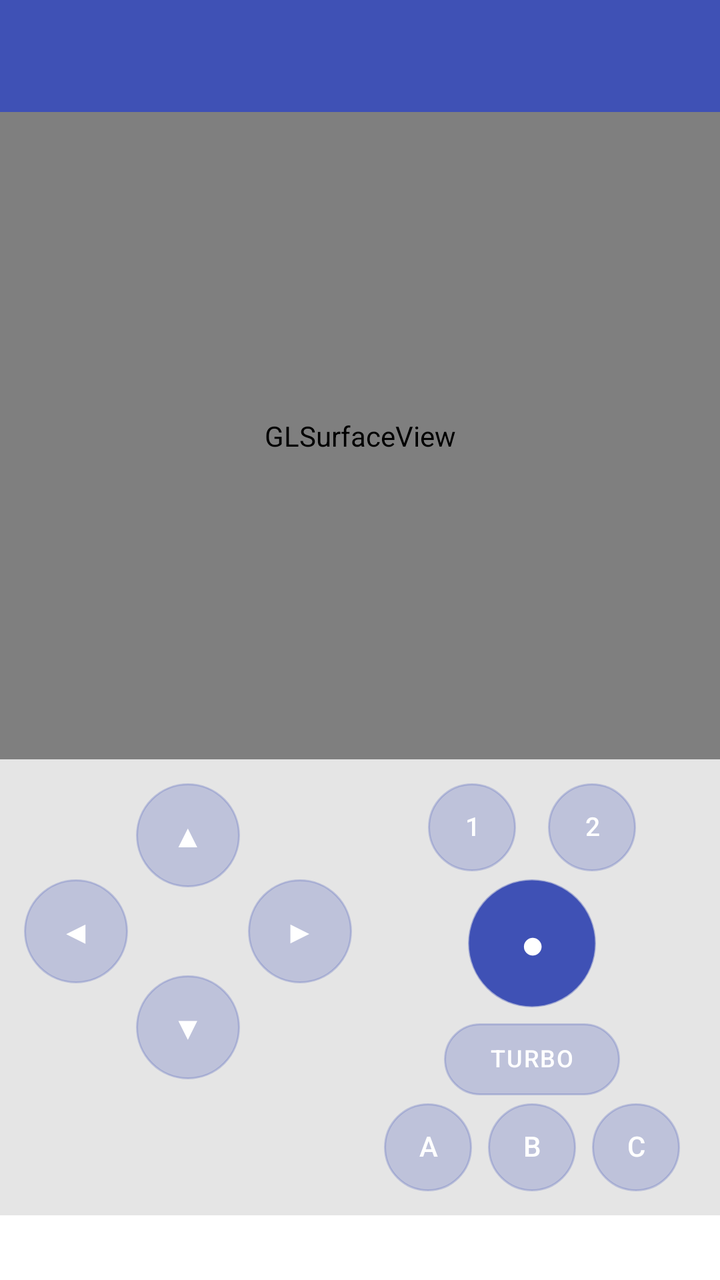
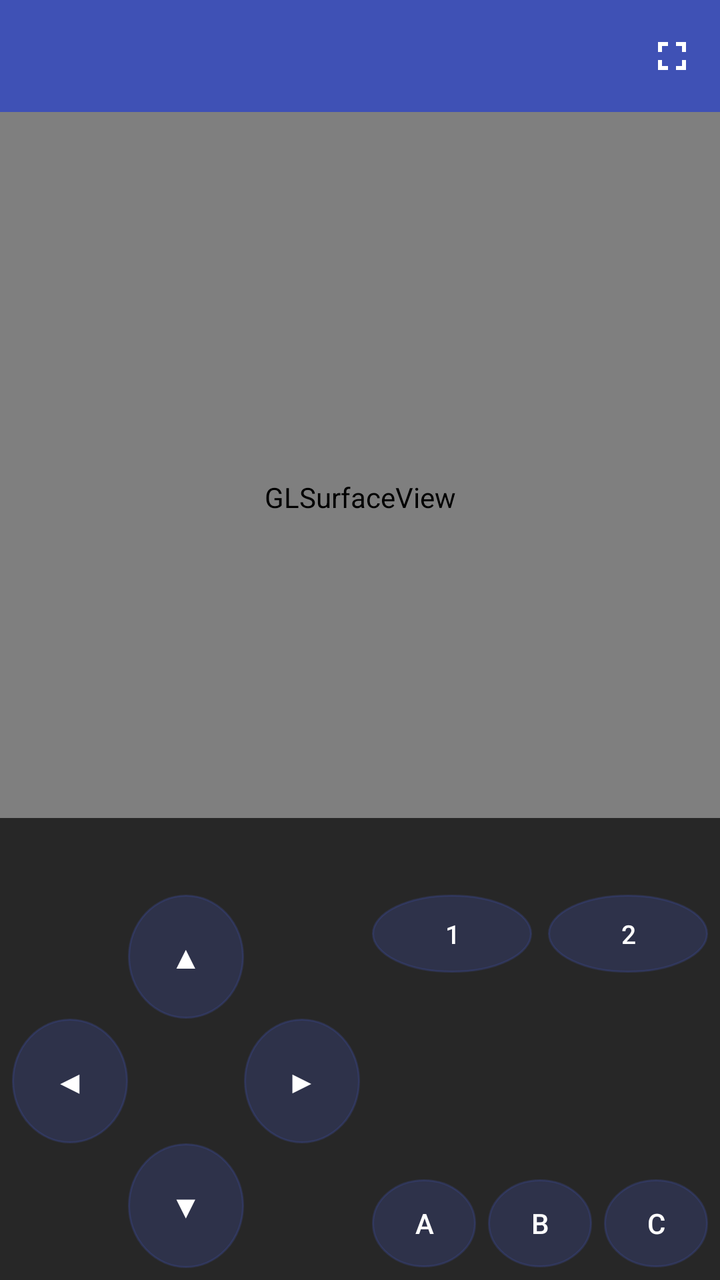

An Android layout rendered at two revisions. The XML below is the earlier revision; the diff shows what the commit changed to produce the second picture.
<!-- AndroidManifest.xml: application theme Theme.PocketHLE -->
<!-- res/layout/activity_game.xml -->
<?xml version="1.0" encoding="utf-8"?>
<LinearLayout
    xmlns:android="http://schemas.android.com/apk/res/android"
    xmlns:app="http://schemas.android.com/apk/res-auto"
    android:layout_width="match_parent"
    android:layout_height="match_parent"
    android:orientation="vertical">

    <androidx.appcompat.widget.Toolbar
        android:id="@+id/toolbar"
        android:layout_width="match_parent"
        android:layout_height="?attr/actionBarSize"
        android:background="?attr/colorPrimary"
        app:popupTheme="@style/ThemeOverlay.AppCompat.Light" />

    <FrameLayout
        android:layout_width="match_parent"
        android:layout_height="0dp"
        android:layout_weight="1"
        android:background="@android:color/black">

        <android.opengl.GLSurfaceView
            android:id="@+id/surface"
            android:layout_width="match_parent"
            android:layout_height="match_parent" />

        <TextView
            android:id="@+id/fps_overlay"
            android:layout_width="wrap_content"
            android:layout_height="wrap_content"
            android:layout_gravity="top|start"
            android:layout_margin="8dp"
            android:background="#B0000000"
            android:fontFamily="monospace"
            android:padding="6dp"
            android:text="FPS 0"
            android:textColor="#00FF00"
            android:textSize="14sp"
            android:visibility="gone" />

        <ProgressBar
            android:id="@+id/progress"
            android:layout_width="wrap_content"
            android:layout_height="wrap_content"
            android:layout_gravity="center" />
    </FrameLayout>

    
    <LinearLayout
        android:layout_width="match_parent"
        android:layout_height="wrap_content"
        android:background="#1A000000"
        android:orientation="horizontal"
        android:padding="8dp">

        
        <FrameLayout
            android:layout_width="0dp"
            android:layout_height="wrap_content"
            android:layout_weight="1"
            android:minHeight="156dp"
            android:padding="4dp">

            <Button
                android:id="@+id/btn_up"
                style="@null"
                android:layout_width="52dp"
                android:layout_height="52dp"
                android:layout_gravity="center_horizontal|top"
                android:background="@drawable/bg_gamepad_button"
                android:contentDescription="@string/dpad_up"
                android:includeFontPadding="false"
                android:minWidth="0dp"
                android:minHeight="0dp"
                android:stateListAnimator="@null"
                android:text="@string/dpad_up_glyph"
                android:textColor="#FFFFFFFF"
                android:textSize="16sp" />

            <Button
                android:id="@+id/btn_down"
                style="@null"
                android:layout_width="52dp"
                android:layout_height="52dp"
                android:layout_gravity="center_horizontal|bottom"
                android:background="@drawable/bg_gamepad_button"
                android:contentDescription="@string/dpad_down"
                android:includeFontPadding="false"
                android:minWidth="0dp"
                android:minHeight="0dp"
                android:stateListAnimator="@null"
                android:text="@string/dpad_down_glyph"
                android:textColor="#FFFFFFFF"
                android:textSize="16sp" />

            <Button
                android:id="@+id/btn_left"
                style="@null"
                android:layout_width="52dp"
                android:layout_height="52dp"
                android:layout_gravity="start|center_vertical"
                android:background="@drawable/bg_gamepad_button"
                android:contentDescription="@string/dpad_left"
                android:includeFontPadding="false"
                android:minWidth="0dp"
                android:minHeight="0dp"
                android:stateListAnimator="@null"
                android:text="@string/dpad_left_glyph"
                android:textColor="#FFFFFFFF"
                android:textSize="16sp" />

            <Button
                android:id="@+id/btn_right"
                style="@null"
                android:layout_width="52dp"
                android:layout_height="52dp"
                android:layout_gravity="end|center_vertical"
                android:background="@drawable/bg_gamepad_button"
                android:contentDescription="@string/dpad_right"
                android:includeFontPadding="false"
                android:minWidth="0dp"
                android:minHeight="0dp"
                android:stateListAnimator="@null"
                android:text="@string/dpad_right_glyph"
                android:textColor="#FFFFFFFF"
                android:textSize="16sp" />
        </FrameLayout>

        
        <LinearLayout
            android:layout_width="0dp"
            android:layout_height="wrap_content"
            android:layout_weight="1"
            android:gravity="center"
            android:orientation="vertical"
            android:padding="4dp">

            <LinearLayout
                android:layout_width="match_parent"
                android:layout_height="wrap_content"
                android:gravity="center"
                android:orientation="horizontal">

                <Button
                    android:id="@+id/btn_soft1"
                    style="@null"
                    android:layout_width="44dp"
                    android:layout_height="44dp"
                    android:layout_marginEnd="8dp"
                    android:background="@drawable/bg_gamepad_button"
                    android:includeFontPadding="false"
                    android:minWidth="0dp"
                    android:minHeight="0dp"
                    android:stateListAnimator="@null"
                    android:text="@string/soft1_label"
                    android:textColor="#FFFFFFFF"
                    android:textSize="13sp" />

                <Button
                    android:id="@+id/btn_soft2"
                    style="@null"
                    android:layout_width="44dp"
                    android:layout_height="44dp"
                    android:layout_marginStart="8dp"
                    android:background="@drawable/bg_gamepad_button"
                    android:includeFontPadding="false"
                    android:minWidth="0dp"
                    android:minHeight="0dp"
                    android:stateListAnimator="@null"
                    android:text="@string/soft2_label"
                    android:textColor="#FFFFFFFF"
                    android:textSize="13sp" />
            </LinearLayout>

            <Button
                android:id="@+id/btn_action"
                style="@null"
                android:layout_width="64dp"
                android:layout_height="64dp"
                android:layout_marginTop="4dp"
                android:background="@drawable/bg_gamepad_button_action"
                android:contentDescription="@string/action_button"
                android:includeFontPadding="false"
                android:minWidth="0dp"
                android:minHeight="0dp"
                android:stateListAnimator="@null"
                android:text="@string/action_button_glyph"
                android:textColor="#FFFFFFFF"
                android:textSize="20sp" />
            <Button
                android:id="@+id/btn_turbo"
                style="@null"
                android:layout_width="88dp"
                android:layout_height="36dp"
                android:layout_marginTop="8dp"
                android:background="@drawable/bg_gamepad_button_pill"
                android:contentDescription="@string/turbo_button"
                android:includeFontPadding="false"
                android:letterSpacing="0.05"
                android:minWidth="0dp"
                android:minHeight="0dp"
                android:stateListAnimator="@null"
                android:text="@string/turbo_button_label"
                android:textColor="#FFFFFFFF"
                android:textSize="12sp" />

            <LinearLayout
                android:layout_width="match_parent"
                android:layout_height="wrap_content"
                android:layout_marginTop="4dp"
                android:gravity="center"
                android:orientation="horizontal">

                <Button
                    android:id="@+id/btn_a"
                    style="@null"
                    android:layout_width="44dp"
                    android:layout_height="44dp"
                    android:layout_marginEnd="4dp"
                    android:background="@drawable/bg_gamepad_button"
                    android:includeFontPadding="false"
                    android:minWidth="0dp"
                    android:minHeight="0dp"
                    android:stateListAnimator="@null"
                    android:text="@string/key_a_label"
                    android:textColor="#FFFFFFFF"
                    android:textSize="14sp" />

                <Button
                    android:id="@+id/btn_b"
                    style="@null"
                    android:layout_width="44dp"
                    android:layout_height="44dp"
                    android:layout_marginHorizontal="4dp"
                    android:background="@drawable/bg_gamepad_button"
                    android:includeFontPadding="false"
                    android:minWidth="0dp"
                    android:minHeight="0dp"
                    android:stateListAnimator="@null"
                    android:text="@string/key_b_label"
                    android:textColor="#FFFFFFFF"
                    android:textSize="14sp" />

                <Button
                    android:id="@+id/btn_c"
                    style="@null"
                    android:layout_width="44dp"
                    android:layout_height="44dp"
                    android:layout_marginStart="4dp"
                    android:background="@drawable/bg_gamepad_button"
                    android:includeFontPadding="false"
                    android:minWidth="0dp"
                    android:minHeight="0dp"
                    android:stateListAnimator="@null"
                    android:text="@string/key_c_label"
                    android:textColor="#FFFFFFFF"
                    android:textSize="14sp" />
            </LinearLayout>
        </LinearLayout>
    </LinearLayout>

    <TextView
        android:id="@+id/status"
        android:layout_width="match_parent"
        android:layout_height="wrap_content"
        android:background="?attr/colorSurface"
        android:fontFamily="monospace"
        android:maxLines="6"
        android:padding="8dp"
        android:scrollbars="vertical"
        android:textColor="?android:attr/textColorPrimary"
        android:textSize="12sp" />
</LinearLayout>
<!-- resources referenced by this layout -->
<resources>
  <!-- drawable bg_gamepad_button (drawable) -->
  <?xml version="1.0" encoding="utf-8"?>
  <ripple xmlns:android="http://schemas.android.com/apk/res/android"
      android:color="#33FFFFFF">
      <item>
          <shape android:shape="oval">
              <solid android:color="#3D000000" />
              <stroke
                  android:width="1dp"
                  android:color="#40FFFFFF" />
          </shape>
      </item>
  </ripple>
  <!-- drawable bg_gamepad_button_action (drawable) -->
  <?xml version="1.0" encoding="utf-8"?>
  <ripple xmlns:android="http://schemas.android.com/apk/res/android"
      android:color="#55FFFFFF">
      <item>
          <shape android:shape="oval">
              <solid android:color="?attr/colorSecondary" />
              <stroke
                  android:width="1dp"
                  android:color="#66FFFFFF" />
          </shape>
      </item>
  </ripple>
  <!-- drawable bg_gamepad_button_pill (drawable) -->
  <?xml version="1.0" encoding="utf-8"?>
  <ripple xmlns:android="http://schemas.android.com/apk/res/android"
      android:color="#33FFFFFF">
      <item>
          <shape android:shape="rectangle">
              <solid android:color="#3D000000" />
              <corners android:radius="22dp" />
              <stroke
                  android:width="1dp"
                  android:color="#40FFFFFF" />
          </shape>
      </item>
  </ripple>
  <string name="action_button">Action</string>
  <string name="action_button_glyph">●</string>
  <string name="dpad_down">D-pad down</string>
  <string name="dpad_down_glyph">▼</string>
  <string name="dpad_left">D-pad left</string>
  <string name="dpad_left_glyph">◀</string>
  <string name="dpad_right">D-pad right</string>
  <string name="dpad_right_glyph">▶</string>
  <string name="dpad_up">D-pad up</string>
  <string name="dpad_up_glyph">▲</string>
  <string name="key_a_label">A</string>
  <string name="key_b_label">B</string>
  <string name="key_c_label">C</string>
  <string name="soft1_label">1</string>
  <string name="soft2_label">2</string>
  <string name="turbo_button">Turbo boost</string>
  <string name="turbo_button_label">TURBO</string>
  <style name="Theme.PocketHLE" parent="Theme.MaterialComponents.DayNight.NoActionBar">
          <item name="colorPrimary">@color/primary</item>
          <item name="colorPrimaryVariant">@color/primary_dark</item>
          <item name="colorOnPrimary">#FFFFFF</item>
          <item name="colorSecondary">@color/accent</item>
          <item name="colorOnSecondary">#FFFFFF</item>
          <item name="android:statusBarColor" tools:targetApi="21">@color/primary_dark</item>
          <item name="android:windowBackground">?attr/colorSurface</item>
      </style>
  <color name="primary">#3F51B5</color>
  <color name="primary_dark">#303F9F</color>
  <color name="accent">#FF4081</color>
</resources>

<!-- the commit's change to res/layout/activity_game.xml (unified diff, before → after) -->
@@ -1,28 +1,45 @@
 <?xml version="1.0" encoding="utf-8"?>
-<LinearLayout
-    xmlns:android="http://schemas.android.com/apk/res/android"
+<LinearLayout xmlns:android="http://schemas.android.com/apk/res/android"
     xmlns:app="http://schemas.android.com/apk/res-auto"
+    android:id="@+id/game_root"
     android:layout_width="match_parent"
     android:layout_height="match_parent"
-    android:orientation="vertical">
+    android:orientation="vertical"
+    android:fitsSystemWindows="true">
 
     <androidx.appcompat.widget.Toolbar
         android:id="@+id/toolbar"
         android:layout_width="match_parent"
         android:layout_height="?attr/actionBarSize"
         android:background="?attr/colorPrimary"
-        app:popupTheme="@style/ThemeOverlay.AppCompat.Light" />
+        app:popupTheme="@style/ThemeOverlay.AppCompat.Light">
+
+        <ImageButton
+            android:id="@+id/btn_fullscreen"
+            android:layout_width="48dp"
+            android:layout_height="match_parent"
+            android:layout_gravity="end|center_vertical"
+            android:background="?attr/selectableItemBackgroundBorderless"
+            android:contentDescription="@string/toggle_fullscreen"
+            android:padding="12dp"
+            android:src="@drawable/ic_fullscreen"
+            android:tint="#FFFFFFFF" />
+    </androidx.appcompat.widget.Toolbar>
 
     <FrameLayout
+        android:id="@+id/game_stage"
         android:layout_width="match_parent"
         android:layout_height="0dp"
-        android:layout_weight="1"
-        android:background="@android:color/black">
+        android:layout_weight="0.66"
+        android:background="@drawable/bg_game_surface"
+        android:clipChildren="true">
 
         <android.opengl.GLSurfaceView
             android:id="@+id/surface"
             android:layout_width="match_parent"
-            android:layout_height="match_parent" />
+            android:layout_height="match_parent"
+            android:layout_gravity="center"
+            android:keepScreenOn="true" />
 
         <TextView
             android:id="@+id/fps_overlay"
@@ -43,130 +60,144 @@
             android:layout_width="wrap_content"
             android:layout_height="wrap_content"
             android:layout_gravity="center" />
+
+        <TextView
+            android:id="@+id/status"
+            android:layout_width="match_parent"
+            android:layout_height="wrap_content"
+            android:layout_gravity="bottom"
+            android:background="#B0000000"
+            android:fontFamily="monospace"
+            android:maxLines="6"
+            android:padding="8dp"
+            android:scrollbars="vertical"
+            android:textColor="#FFFFFFFF"
+            android:textSize="12sp" />
     </FrameLayout>
 
-    
     <LinearLayout
+        android:id="@+id/game_controls"
         android:layout_width="match_parent"
-        android:layout_height="wrap_content"
-        android:background="#1A000000"
+        android:layout_height="0dp"
+        android:layout_weight="0.34"
+        android:background="#E6101010"
+        android:baselineAligned="false"
+        android:clipToPadding="false"
+        android:gravity="center"
         android:orientation="horizontal"
-        android:padding="8dp">
-
-        
-        <FrameLayout
+        android:padding="6dp">
+
+        <GridLayout
             android:layout_width="0dp"
-            android:layout_height="wrap_content"
+            android:layout_height="match_parent"
             android:layout_weight="1"
-            android:minHeight="156dp"
-            android:padding="4dp">
-
+            android:alignmentMode="alignMargins"
+            android:columnCount="3"
+            android:rowCount="3"
+            android:useDefaultMargins="false">
+
+            <Space android:layout_width="0dp" android:layout_height="0dp" android:layout_columnWeight="1" android:layout_rowWeight="1" />
             <Button
                 android:id="@+id/btn_up"
                 style="@null"
-                android:layout_width="52dp"
-                android:layout_height="52dp"
-                android:layout_gravity="center_horizontal|top"
+                android:layout_width="0dp"
+                android:layout_height="0dp"
+                android:layout_columnWeight="1"
+                android:layout_rowWeight="1"
                 android:background="@drawable/bg_gamepad_button"
                 android:contentDescription="@string/dpad_up"
-                android:includeFontPadding="false"
-                android:minWidth="0dp"
-                android:minHeight="0dp"
-                android:stateListAnimator="@null"
+                android:minWidth="0dp"
+                android:minHeight="0dp"
                 android:text="@string/dpad_up_glyph"
                 android:textColor="#FFFFFFFF"
                 android:textSize="16sp" />
-
+            <Space android:layout_width="0dp" android:layout_height="0dp" android:layout_columnWeight="1" android:layout_rowWeight="1" />
+
+            <Button
+                android:id="@+id/btn_left"
+                style="@null"
+                android:layout_width="0dp"
+                android:layout_height="0dp"
+                android:layout_columnWeight="1"
+                android:layout_rowWeight="1"
+                android:background="@drawable/bg_gamepad_button"
+                android:contentDescription="@string/dpad_left"
+                android:minWidth="0dp"
+                android:minHeight="0dp"
+                android:text="@string/dpad_left_glyph"
+                android:textColor="#FFFFFFFF"
+                android:textSize="16sp" />
+            <Space android:layout_width="0dp" android:layout_height="0dp" android:layout_columnWeight="1" android:layout_rowWeight="1" />
+            <Button
+                android:id="@+id/btn_right"
+                style="@null"
+                android:layout_width="0dp"
+                android:layout_height="0dp"
+                android:layout_columnWeight="1"
+                android:layout_rowWeight="1"
+                android:background="@drawable/bg_gamepad_button"
+                android:contentDescription="@string/dpad_right"
+                android:minWidth="0dp"
+                android:minHeight="0dp"
+                android:text="@string/dpad_right_glyph"
+                android:textColor="#FFFFFFFF"
+                android:textSize="16sp" />
+
+            <Space android:layout_width="0dp" android:layout_height="0dp" android:layout_columnWeight="1" android:layout_rowWeight="1" />
             <Button
                 android:id="@+id/btn_down"
                 style="@null"
-                android:layout_width="52dp"
-                android:layout_height="52dp"
-                android:layout_gravity="center_horizontal|bottom"
+                android:layout_width="0dp"
+                android:layout_height="0dp"
+                android:layout_columnWeight="1"
+                android:layout_rowWeight="1"
                 android:background="@drawable/bg_gamepad_button"
                 android:contentDescription="@string/dpad_down"
-                android:includeFontPadding="false"
-                android:minWidth="0dp"
-                android:minHeight="0dp"
-                android:stateListAnimator="@null"
+                android:minWidth="0dp"
+                android:minHeight="0dp"
                 android:text="@string/dpad_down_glyph"
                 android:textColor="#FFFFFFFF"
                 android:textSize="16sp" />
-
-            <Button
-                android:id="@+id/btn_left"
-                style="@null"
-                android:layout_width="52dp"
-                android:layout_height="52dp"
-                android:layout_gravity="start|center_vertical"
-                android:background="@drawable/bg_gamepad_button"
-                android:contentDescription="@string/dpad_left"
-                android:includeFontPadding="false"
-                android:minWidth="0dp"
-                android:minHeight="0dp"
-                android:stateListAnimator="@null"
-                android:text="@string/dpad_left_glyph"
-                android:textColor="#FFFFFFFF"
-                android:textSize="16sp" />
-
-            <Button
-                android:id="@+id/btn_right"
-                style="@null"
-                android:layout_width="52dp"
-                android:layout_height="52dp"
-                android:layout_gravity="end|center_vertical"
-                android:background="@drawable/bg_gamepad_button"
-                android:contentDescription="@string/dpad_right"
-                android:includeFontPadding="false"
-                android:minWidth="0dp"
-                android:minHeight="0dp"
-                android:stateListAnimator="@null"
-                android:text="@string/dpad_right_glyph"
-                android:textColor="#FFFFFFFF"
-                android:textSize="16sp" />
-        </FrameLayout>
-
-        
+            <Space android:layout_width="0dp" android:layout_height="0dp" android:layout_columnWeight="1" android:layout_rowWeight="1" />
+        </GridLayout>
+
         <LinearLayout
             android:layout_width="0dp"
-            android:layout_height="wrap_content"
+            android:layout_height="match_parent"
             android:layout_weight="1"
             android:gravity="center"
             android:orientation="vertical"
-            android:padding="4dp">
+            android:paddingStart="6dp">
 
             <LinearLayout
                 android:layout_width="match_parent"
-                android:layout_height="wrap_content"
+                android:layout_height="0dp"
+                android:layout_weight="0.8"
                 android:gravity="center"
                 android:orientation="horizontal">
-
                 <Button
                     android:id="@+id/btn_soft1"
                     style="@null"
-                    android:layout_width="44dp"
-                    android:layout_height="44dp"
-                    android:layout_marginEnd="8dp"
-                    android:background="@drawable/bg_gamepad_button"
-                    android:includeFontPadding="false"
-                    android:minWidth="0dp"
-                    android:minHeight="0dp"
-                    android:stateListAnimator="@null"
+                    android:layout_width="0dp"
+                    android:layout_height="match_parent"
+                    android:layout_marginEnd="4dp"
+                    android:layout_weight="1"
+                    android:background="@drawable/bg_gamepad_button"
+                    android:minWidth="0dp"
+                    android:minHeight="0dp"
                     android:text="@string/soft1_label"
                     android:textColor="#FFFFFFFF"
                     android:textSize="13sp" />
-
                 <Button
                     android:id="@+id/btn_soft2"
                     style="@null"
-                    android:layout_width="44dp"
-                    android:layout_height="44dp"
-                    android:layout_marginStart="8dp"
-                    android:background="@drawable/bg_gamepad_button"
-                    android:includeFontPadding="false"
-                    android:minWidth="0dp"
-                    android:minHeight="0dp"
-                    android:stateListAnimator="@null"
+                    android:layout_width="0dp"
+                    android:layout_height="match_parent"
+                    android:layout_marginStart="4dp"
+                    android:layout_weight="1"
+                    android:background="@drawable/bg_gamepad_button"
+                    android:minWidth="0dp"
+                    android:minHeight="0dp"
                     android:text="@string/soft2_label"
                     android:textColor="#FFFFFFFF"
                     android:textSize="13sp" />
@@ -175,99 +206,79 @@
             <Button
                 android:id="@+id/btn_action"
                 style="@null"
-                android:layout_width="64dp"
-                android:layout_height="64dp"
-                android:layout_marginTop="4dp"
+                android:layout_width="0dp"
+                android:layout_height="0dp"
+                android:layout_weight="1.25"
                 android:background="@drawable/bg_gamepad_button_action"
                 android:contentDescription="@string/action_button"
-                android:includeFontPadding="false"
-                android:minWidth="0dp"
-                android:minHeight="0dp"
-                android:stateListAnimator="@null"
+                android:minWidth="0dp"
+                android:minHeight="0dp"
                 android:text="@string/action_button_glyph"
                 android:textColor="#FFFFFFFF"
                 android:textSize="20sp" />
+
             <Button
                 android:id="@+id/btn_turbo"
                 style="@null"
-                android:layout_width="88dp"
-                android:layout_height="36dp"
-                android:layout_marginTop="8dp"
+                android:layout_width="0dp"
+                android:layout_height="0dp"
+                android:layout_marginTop="4dp"
+                android:layout_weight="0.7"
                 android:background="@drawable/bg_gamepad_button_pill"
                 android:contentDescription="@string/turbo_button"
-                android:includeFontPadding="false"
                 android:letterSpacing="0.05"
                 android:minWidth="0dp"
                 android:minHeight="0dp"
-                android:stateListAnimator="@null"
                 android:text="@string/turbo_button_label"
                 android:textColor="#FFFFFFFF"
                 android:textSize="12sp" />
 
             <LinearLayout
                 android:layout_width="match_parent"
-                android:layout_height="wrap_content"
+                android:layout_height="0dp"
                 android:layout_marginTop="4dp"
-                android:gravity="center"
+                android:layout_weight="0.9"
                 android:orientation="horizontal">
-
                 <Button
                     android:id="@+id/btn_a"
                     style="@null"
-                    android:layout_width="44dp"
-                    android:layout_height="44dp"
-                    android:layout_marginEnd="4dp"
-                    android:background="@drawable/bg_gamepad_button"
-                    android:includeFontPadding="false"
-                    android:minWidth="0dp"
-                    android:minHeight="0dp"
-                    android:stateListAnimator="@null"
+                    android:layout_width="0dp"
+                    android:layout_height="match_parent"
+                    android:layout_marginEnd="3dp"
+                    android:layout_weight="1"
+                    android:background="@drawable/bg_gamepad_button"
+                    android:minWidth="0dp"
+                    android:minHeight="0dp"
                     android:text="@string/key_a_label"
                     android:textColor="#FFFFFFFF"
                     android:textSize="14sp" />
-
                 <Button
                     android:id="@+id/btn_b"
                     style="@null"
-                    android:layout_width="44dp"
-                    android:layout_height="44dp"
-                    android:layout_marginHorizontal="4dp"
-                    android:background="@drawable/bg_gamepad_button"
-                    android:includeFontPadding="false"
-                    android:minWidth="0dp"
-                    android:minHeight="0dp"
-                    android:stateListAnimator="@null"
+                    android:layout_width="0dp"
+                    android:layout_height="match_parent"
+                    android:layout_marginHorizontal="3dp"
+                    android:layout_weight="1"
+                    android:background="@drawable/bg_gamepad_button"
+                    android:minWidth="0dp"
+                    android:minHeight="0dp"
                     android:text="@string/key_b_label"
                     android:textColor="#FFFFFFFF"
                     android:textSize="14sp" />
-
                 <Button
                     android:id="@+id/btn_c"
                     style="@null"
-                    android:layout_width="44dp"
-                    android:layout_height="44dp"
-                    android:layout_marginStart="4dp"
-                    android:background="@drawable/bg_gamepad_button"
-                    android:includeFontPadding="false"
-                    android:minWidth="0dp"
-                    android:minHeight="0dp"
-                    android:stateListAnimator="@null"
+                    android:layout_width="0dp"
+                    android:layout_height="match_parent"
+                    android:layout_marginStart="3dp"
+                    android:layout_weight="1"
+                    android:background="@drawable/bg_gamepad_button"
+                    android:minWidth="0dp"
+                    android:minHeight="0dp"
                     android:text="@string/key_c_label"
                     android:textColor="#FFFFFFFF"
                     android:textSize="14sp" />
             </LinearLayout>
         </LinearLayout>
     </LinearLayout>
-
-    <TextView
-        android:id="@+id/status"
-        android:layout_width="match_parent"
-        android:layout_height="wrap_content"
-        android:background="?attr/colorSurface"
-        android:fontFamily="monospace"
-        android:maxLines="6"
-        android:padding="8dp"
-        android:scrollbars="vertical"
-        android:textColor="?android:attr/textColorPrimary"
-        android:textSize="12sp" />
 </LinearLayout>
<!-- resource entries referenced after the edit -->
@@ -1,5 +1,10 @@
 <!-- resources referenced by this layout -->
 <resources>
+  <!-- drawable bg_game_surface (drawable) -->
+  <?xml version="1.0" encoding="utf-8"?>
+  <shape xmlns:android="http://schemas.android.com/apk/res/android" android:shape="rectangle">
+      <solid android:color="#000000" />
+  </shape>
   <!-- drawable bg_gamepad_button (drawable) -->
   <?xml version="1.0" encoding="utf-8"?>
   <ripple xmlns:android="http://schemas.android.com/apk/res/android"
@@ -40,6 +45,17 @@
           </shape>
       </item>
   </ripple>
+  <!-- drawable ic_fullscreen (drawable) -->
+  <?xml version="1.0" encoding="utf-8"?>
+  <vector xmlns:android="http://schemas.android.com/apk/res/android"
+      android:width="24dp"
+      android:height="24dp"
+      android:viewportWidth="24"
+      android:viewportHeight="24">
+      <path
+          android:fillColor="#FFFFFFFF"
+          android:pathData="M7,14H5v5h5v-2H7v-3zM5,10h2V7h3V5H5v5zM17,17h-3v2h5v-5h-2v3zM14,5v2h3v3h2V5h-5z" />
+  </vector>
   <string name="action_button">Action</string>
   <string name="action_button_glyph">●</string>
   <string name="dpad_down">D-pad down</string>
@@ -55,6 +71,7 @@
   <string name="key_c_label">C</string>
   <string name="soft1_label">1</string>
   <string name="soft2_label">2</string>
+  <string name="toggle_fullscreen">Toggle controls and fullscreen</string>
   <string name="turbo_button">Turbo boost</string>
   <string name="turbo_button_label">TURBO</string>
   <style name="Theme.PocketHLE" parent="Theme.MaterialComponents.DayNight.NoActionBar">
